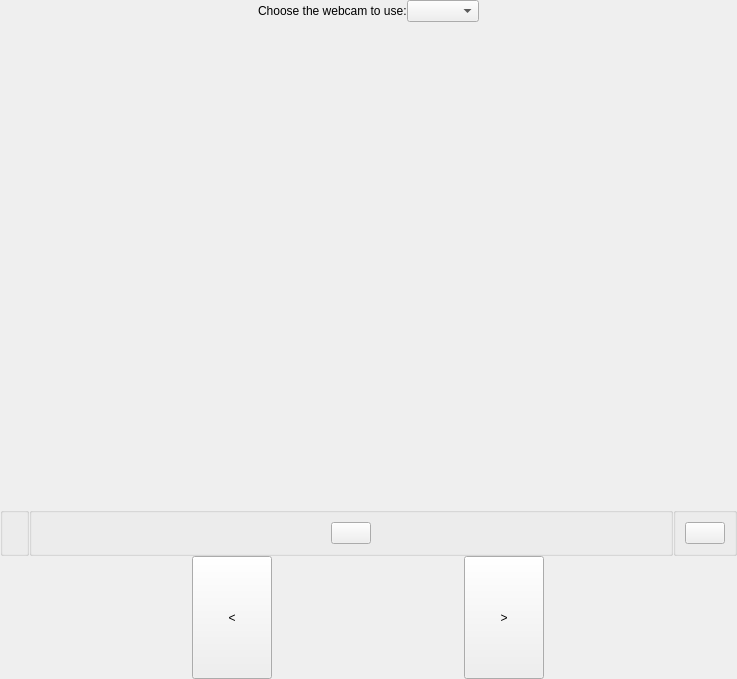
KDE/kamoso, file src/mainWidget.ui: the form before one commit.
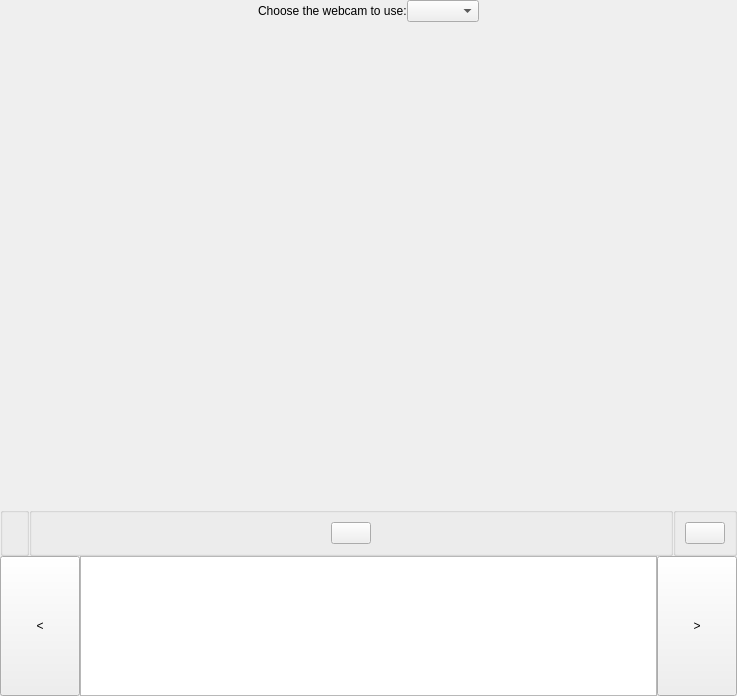
The form after the commit. Custom widgets are drawn as their Qt base class.

Diff of the .ui file:
```diff
--- a/src/mainWidget.ui
+++ b/src/mainWidget.ui
@@ -7,7 +7,7 @@
     <x>0</x>
     <y>0</y>
     <width>737</width>
-    <height>679</height>
+    <height>696</height>
    </rect>
   </property>
   <property name="windowTitle">
@@ -229,6 +229,31 @@
        </property>
       </widget>
      </item>
+     <item>
+      <widget class="ThumbnailView" name="thumbnailView">
+       <property name="minimumSize">
+        <size>
+         <width>0</width>
+         <height>100</height>
+        </size>
+       </property>
+       <property name="verticalScrollBarPolicy">
+        <enum>Qt::ScrollBarAlwaysOff</enum>
+       </property>
+       <property name="horizontalScrollBarPolicy">
+        <enum>Qt::ScrollBarAlwaysOff</enum>
+       </property>
+       <property name="selectionMode">
+        <enum>QAbstractItemView::ExtendedSelection</enum>
+       </property>
+       <property name="horizontalScrollMode">
+        <enum>QAbstractItemView::ScrollPerPixel</enum>
+       </property>
+       <property name="flow">
+        <enum>QListView::LeftToRight</enum>
+       </property>
+      </widget>
+     </item>
      <item>
       <widget class="QPushButton" name="scrollRight">
        <property name="sizePolicy">
@@ -252,6 +277,11 @@
    <extends>QComboBox</extends>
    <header>kcombobox.h</header>
   </customwidget>
+  <customwidget>
+   <class>ThumbnailView</class>
+   <extends>QListView</extends>
+   <header>thumbnailview.h</header>
+  </customwidget>
  </customwidgets>
  <resources/>
  <connections/>
```
